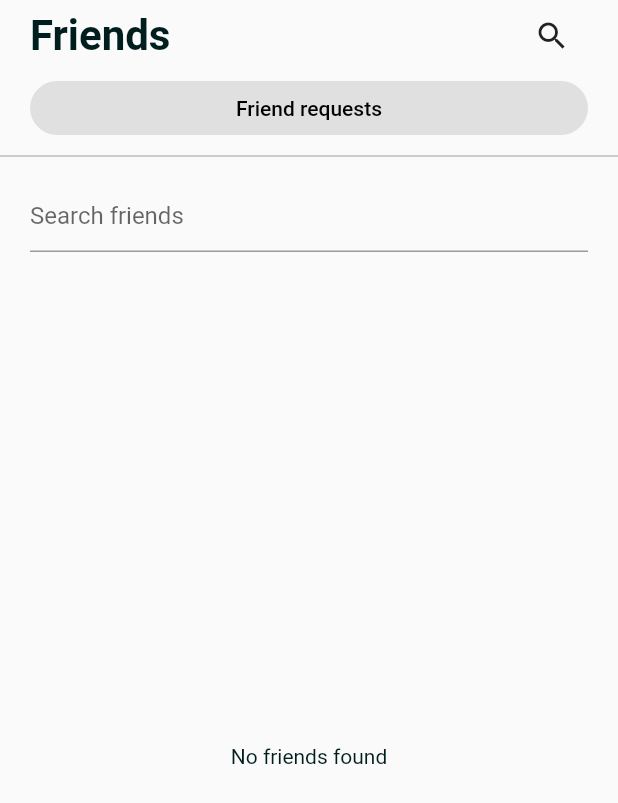
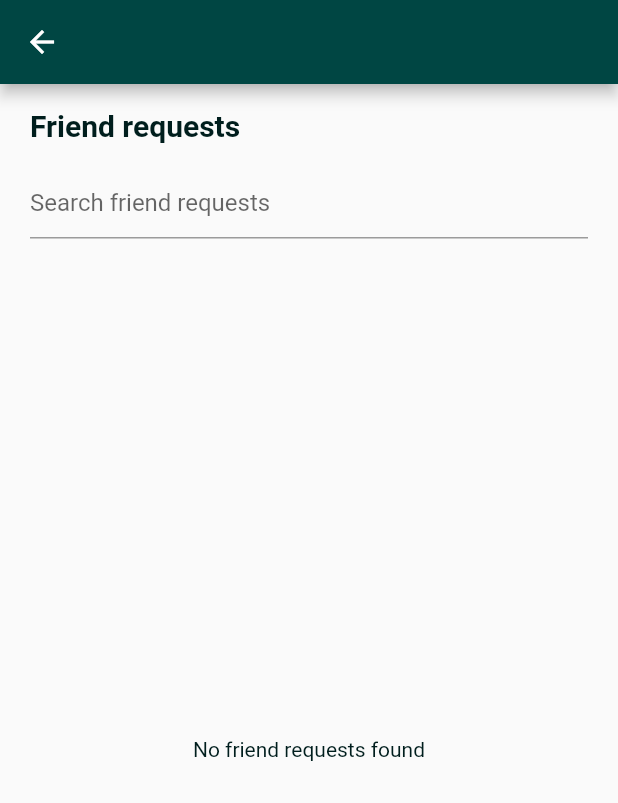
Before and after one commit to garthendrich/Teodou, a Flutter app: the FriendsPage widget shown alone on an empty page, opened directly, after a tap on "Friend requests", on a phone screen of 412 x 824 dp. Shown: the top 803 px of the screen. Run offline on Flutter 3.47's test engine with Material 2 defaults, Android fonts, the phone set to English and light mode, and no system bars; our stand-ins replace cloud_firestore, firebase_auth, firebase_core; accounts and stored records are empty; network calls fail.

Commit message:
feat: create friend requests page

```diff
--- a/lib/providers/auth_provider.dart
+++ b/lib/providers/auth_provider.dart
@@ -63,4 +63,17 @@ class AuthProvider with ChangeNotifier {
 
     return authApi.getUsersInfoStreamOf(loggedInUser!.friendsIds);
   }
+
+  Stream<List<UserInfo>>? getFriendRequestsStream() {
+    if (loggedInUser == null) {
+      return null;
+    }
+
+    if (loggedInUser!.receivedFriendRequestsIds.isEmpty) {
+      return const Stream.empty();
+    }
+
+    return authApi
+        .getUsersInfoStreamOf(loggedInUser!.receivedFriendRequestsIds);
+  }
 }
--- /dev/null
+++ b/lib/screens/friend_requests_screen.dart
@@ -0,0 +1,121 @@
+import "package:flutter/material.dart";
+import "package:provider/provider.dart";
+
+import "package:shared_todo_app/components/items_stream_list.dart";
+import "package:shared_todo_app/models/user_info_model.dart";
+import "package:shared_todo_app/providers/auth_provider.dart";
+
+class FriendRequestsScreen extends StatelessWidget {
+  const FriendRequestsScreen({Key? key}) : super(key: key);
+
+  @override
+  Widget build(BuildContext context) {
+    final friendRequestsStream =
+        context.watch<AuthProvider>().getFriendRequestsStream();
+
+    return Scaffold(
+      appBar: AppBar(),
+      body: Column(
+        crossAxisAlignment: CrossAxisAlignment.start,
+        children: [
+          const Padding(
+            padding: EdgeInsets.symmetric(horizontal: 20, vertical: 16),
+            child: Text(
+              "Friend requests",
+              style: TextStyle(fontSize: 20, fontWeight: FontWeight.w600),
+            ),
+          ),
+          Expanded(
+            child: ItemsStreamList(
+              stream: friendRequestsStream,
+              itemName: "friend request",
+              itemBuilder: (friendRequest) {
+                return _buildFriendRequestTile(context, friendRequest);
+              },
+              itemsFilterHelper: (friendRequests, query) {
+                return friendRequests.where(
+                  (UserInfo friendRequest) {
+                    return (friendRequest.userName + friendRequest.fullName)
+                        .toLowerCase()
+                        .contains(query.toLowerCase());
+                  },
+                ).toList();
+              },
+            ),
+          ),
+        ],
+      ),
+    );
+  }
+
+  Widget _buildFriendRequestTile(BuildContext context, UserInfo friendRequest) {
+    return Padding(
+      padding: const EdgeInsets.symmetric(vertical: 8),
+      child: Column(
+        crossAxisAlignment: CrossAxisAlignment.start,
+        children: [
+          Row(
+            children: [
+              Text(
+                friendRequest.fullName,
+                style: const TextStyle(fontSize: 16),
+              ),
+              const SizedBox(width: 8),
+              Text(
+                "@${friendRequest.userName}",
+                style: TextStyle(color: Colors.grey[700]),
+              )
+            ],
+          ),
+          const SizedBox(height: 8),
+          _buildFriendRequestButtons(context, friendRequest)
+        ],
+      ),
+    );
+  }
+
+  Widget _buildFriendRequestButtons(
+    BuildContext context,
+    UserInfo friendRequest,
+  ) {
+    return Row(
+      children: [
+        Expanded(
+          child: TextButton(
+            style: TextButton.styleFrom(
+              foregroundColor: Colors.white,
+              backgroundColor: Theme.of(context).colorScheme.primary,
+              shape: RoundedRectangleBorder(
+                borderRadius: BorderRadius.circular(4),
+              ),
+            ),
+            child: const Text("Confirm"),
+            onPressed: () {
+              // context
+              //     .read<AuthProvider>()
+              //     .acceptFriendRequestFrom(friendRequest);
+            },
+          ),
+        ),
+        const SizedBox(width: 8),
+        Expanded(
+          child: TextButton(
+            style: TextButton.styleFrom(
+              foregroundColor: Colors.black,
+              backgroundColor: Colors.grey[300],
+              shape: RoundedRectangleBorder(
+                borderRadius: BorderRadius.circular(4),
+              ),
+            ),
+            child: const Text("Delete"),
+            onPressed: () {
+              // context
+              //     .read<AuthProvider>()
+              //     .rejectFriendRequestFrom(friendRequest);
+            },
+          ),
+        )
+      ],
+    );
+  }
+}
--- a/lib/screens/friends_page.dart
+++ b/lib/screens/friends_page.dart
@@ -4,6 +4,7 @@ import "package:provider/provider.dart";
 import "package:shared_todo_app/components/items_stream_list.dart";
 import "package:shared_todo_app/models/user_info_model.dart";
 import "package:shared_todo_app/providers/auth_provider.dart";
+import "package:shared_todo_app/screens/friend_requests_screen.dart";
 import "package:shared_todo_app/screens/friend_screen.dart";
 
 class FriendsPage extends StatelessWidget {
@@ -45,7 +46,12 @@ class FriendsPage extends StatelessWidget {
             ),
             child: const Text("Friend requests"),
             onPressed: () {
-              // Navigator.pushNamed(context, "/friend-requests");
+              Navigator.push(
+                context,
+                MaterialPageRoute(
+                  builder: (context) => const FriendRequestsScreen(),
+                ),
+              );
             },
           ),
         ),
@@ -55,15 +61,15 @@ class FriendsPage extends StatelessWidget {
           child: ItemsStreamList(
             stream: friendsStream,
             itemName: "friend",
-            itemBuilder: (friend) => _buildFriendTile(friend, context),
+            itemBuilder: (friend) => _buildFriendTile(context, friend),
             itemsFilterHelper: (friends, query) {
-              return friends
-                  .where(
-                    (UserInfo friend) => (friend.userName + friend.fullName)
-                        .toLowerCase()
-                        .contains(query.toLowerCase()),
-                  )
-                  .toList();
+              return friends.where(
+                (UserInfo friend) {
+                  return (friend.userName + friend.fullName)
+                      .toLowerCase()
+                      .contains(query.toLowerCase());
+                },
+              ).toList();
             },
           ),
         ),
@@ -71,7 +77,7 @@ class FriendsPage extends StatelessWidget {
     );
   }
 
-  Widget _buildFriendTile(UserInfo friend, BuildContext context) {
+  Widget _buildFriendTile(BuildContext context, UserInfo friend) {
     return ListTile(
       title: Text(
         friend.fullName,
@@ -84,7 +90,7 @@ class FriendsPage extends StatelessWidget {
       trailing: IconButton(
         icon: const Icon(Icons.more_horiz),
         onPressed: () {
-          showFriendActions(friend, context);
+          showFriendActions(context, friend);
         },
       ),
       onTap: () {
@@ -96,7 +102,7 @@ class FriendsPage extends StatelessWidget {
     );
   }
 
-  showFriendActions(UserInfo friend, BuildContext context) {
+  showFriendActions(BuildContext context, UserInfo friend) {
     showModalBottomSheet(
       context: context,
       builder: (BuildContext context) {
```
